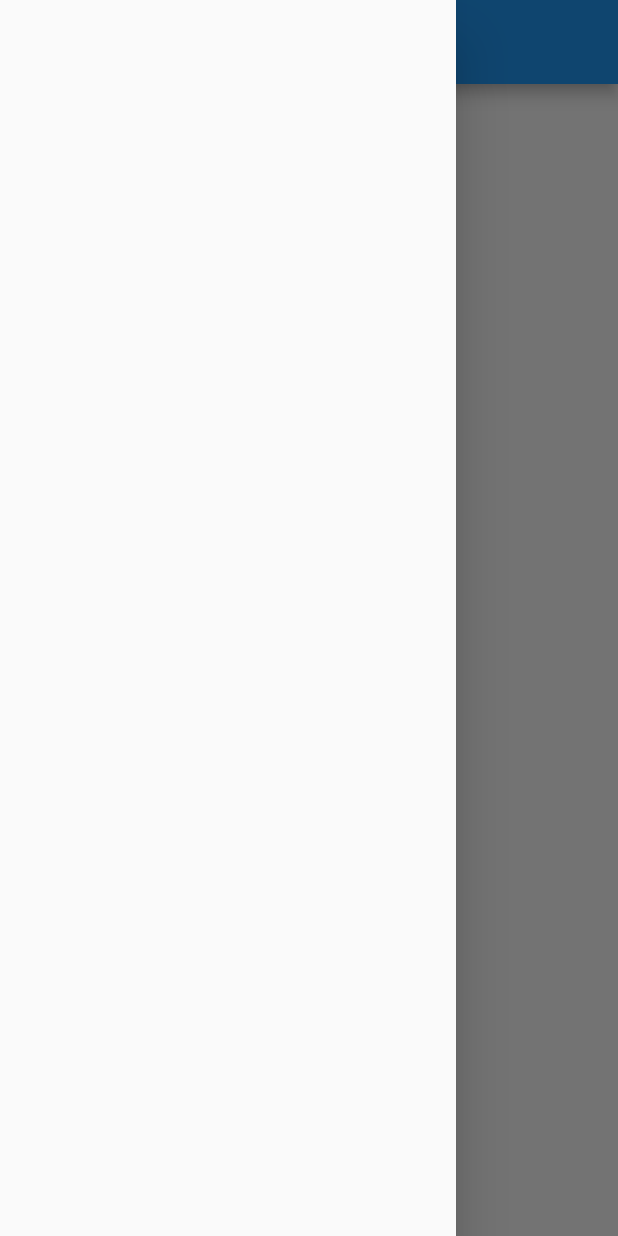
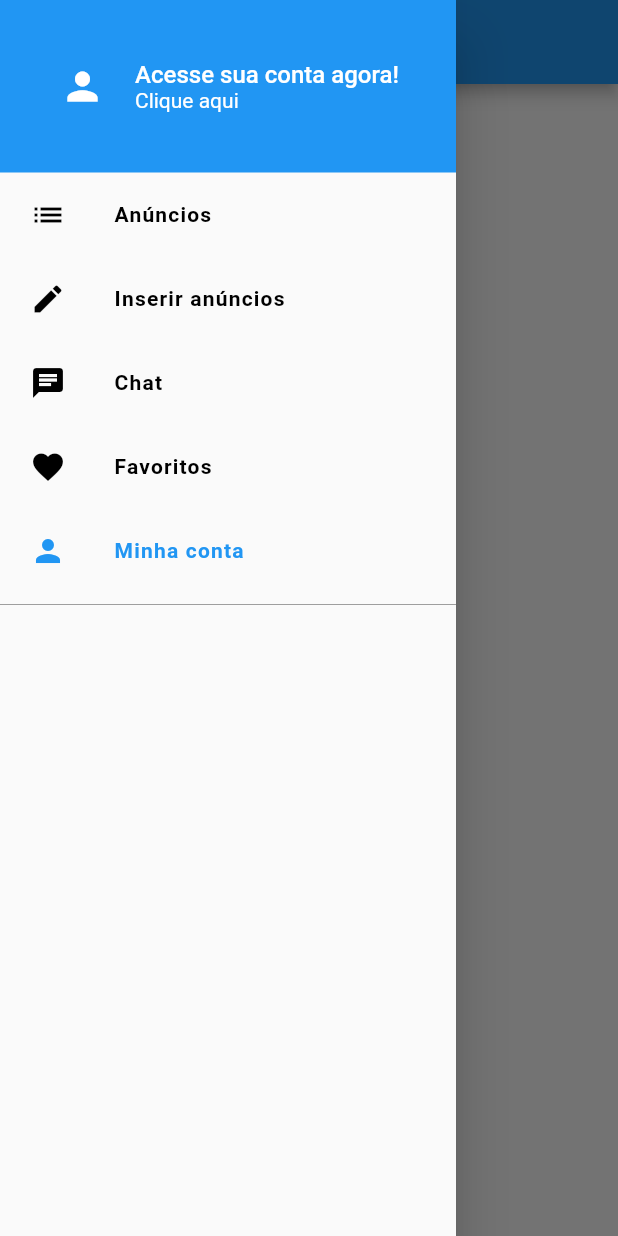
Before and after one commit to dieinimymaganha/olx, a Flutter app: the screen it shows after launch, with the side drawer open, on a phone screen of 412 x 824 dp. Run offline on Flutter 3.47's test engine with Material 2 defaults, Android fonts, the phone set to English and light mode, and no system bars.

Commit message:
267 - 2 - Criando o Drawer Customizado

```diff
--- /dev/null
+++ b/xlo/lib/common/custom_drawer/custom_drawer.dart
@@ -0,0 +1,19 @@
+import 'package:flutter/material.dart';
+
+import 'widget/Custom_Header.dart';
+import 'widget/icon_section.dart';
+
+class CustomDrawer extends StatelessWidget {
+  @override
+  Widget build(BuildContext context) {
+    return Drawer(
+      child: ListView(
+        children: <Widget>[
+          CustomHeader(),
+          IconSection(),
+          Divider(color: Colors.grey[500],)
+        ],
+      ),
+    );
+  }
+}
--- /dev/null
+++ b/xlo/lib/common/custom_drawer/widget/Custom_Header.dart
@@ -0,0 +1,47 @@
+import 'package:flutter/material.dart';
+
+class CustomHeader extends StatelessWidget {
+  @override
+  Widget build(BuildContext context) {
+    return Container(
+      height: 115.0,
+      padding: const EdgeInsets.only(left: 40.0),
+      color: Colors.blue,
+      child: Row(
+        children: <Widget>[
+          Icon(
+            Icons.person,
+            color: Colors.white,
+            size: 30.0,
+          ),
+          const SizedBox(
+            width: 20,
+          ),
+          Expanded(
+              child: Column(
+            mainAxisAlignment: MainAxisAlignment.center,
+            crossAxisAlignment: CrossAxisAlignment.start,
+            children: <Widget>[
+              Text(
+                'Acesse sua conta agora!',
+                style: TextStyle(
+                    color: Colors.white,
+                    fontSize: 16.0,
+                    fontWeight: FontWeight.w500),
+                overflow: TextOverflow.clip,
+              ),
+              Text(
+                'Clique aqui',
+                style: TextStyle(
+                    color: Colors.white,
+                    fontSize: 14.0,
+                    fontWeight: FontWeight.w400),
+                overflow: TextOverflow.clip,
+              ),
+            ],
+          ))
+        ],
+      ),
+    );
+  }
+}
--- /dev/null
+++ b/xlo/lib/common/custom_drawer/widget/icon_section.dart
@@ -0,0 +1,39 @@
+import 'package:flutter/material.dart';
+import 'package:xlo/common/custom_drawer/widget/icon_tile.dart';
+
+class IconSection extends StatelessWidget {
+  @override
+  Widget build(BuildContext context) {
+    return Column(
+      children: <Widget>[
+        IconTile(
+          label: 'Anúncios',
+          iconData: Icons.list,
+          onTap: (){},
+          highlighted: false,
+        ),        IconTile(
+          label: 'Inserir anúncios',
+          iconData: Icons.edit,
+          onTap: (){},
+          highlighted: false,
+        ),        IconTile(
+          label: 'Chat',
+          iconData: Icons.chat,
+          onTap: (){},
+          highlighted: false,
+        ),        IconTile(
+          label: 'Favoritos',
+          iconData: Icons.favorite,
+          onTap: (){},
+          highlighted: false,
+        ),        IconTile(
+          label: 'Minha conta',
+          iconData: Icons.person,
+          onTap: (){},
+          highlighted: true,
+        ),
+
+      ],
+    );
+  }
+}
--- /dev/null
+++ b/xlo/lib/common/custom_drawer/widget/icon_tile.dart
@@ -0,0 +1,33 @@
+import 'package:flutter/material.dart';
+
+class IconTile extends StatelessWidget {
+  final String label;
+  final IconData iconData;
+  final VoidCallback onTap;
+  final bool highlighted;
+
+  IconTile({
+    this.label,
+    this.iconData,
+    this.onTap,
+    this.highlighted,
+  });
+
+  @override
+  Widget build(BuildContext context) {
+    return ListTile(
+      title: Text(
+        label,
+        style: TextStyle(
+            fontWeight: FontWeight.w600,
+            letterSpacing: 0.8,
+            color: highlighted ? Colors.blue : Colors.black),
+      ),
+      leading: Icon(
+        iconData, color: highlighted ? Colors.blue : Colors.black,
+      ),
+      onTap: onTap,
+      contentPadding: const EdgeInsets.fromLTRB(20, 0, 10, 0),
+    );
+  }
+}
--- a/xlo/lib/screens/home/home_screen.dart
+++ b/xlo/lib/screens/home/home_screen.dart
@@ -1,4 +1,5 @@
 import 'package:flutter/material.dart';
+import 'package:xlo/common/custom_drawer/custom_drawer.dart';
 
 class HomeScreen extends StatefulWidget {
   @override
@@ -13,7 +14,7 @@ class _HomeScreenState extends State<HomeScreen> {
         title: Text('XLO'),
 
       ),
-      drawer: Drawer(),
+      drawer: CustomDrawer(),
     );
   }
 }
```
